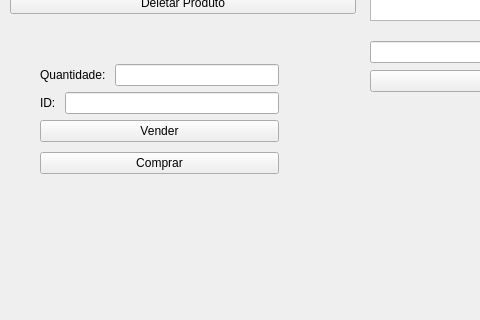
This is mainwindow.ui in GabR36/QEstoqueLoja as Qt 5 draws it before an edit; both pictures show x 0 to 480 and y 280 to 600 of the 800 by 600 pixel window. The edited form follows.
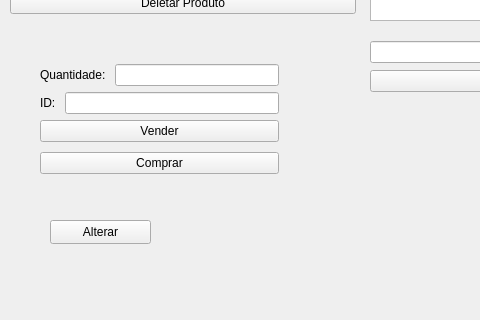
This is the edited form.

Commit message: Botão alterar interface.

```diff
--- a/mainwindow.ui
+++ b/mainwindow.ui
@@ -170,7 +170,7 @@
      </item>
     </layout>
    </widget>
-   <widget class="QWidget" name="">
+   <widget class="QWidget" name="layoutWidget">
     <property name="geometry">
      <rect>
       <x>40</x>
@@ -228,6 +228,19 @@
      </item>
     </layout>
    </widget>
+   <widget class="QPushButton" name="Btn_Alterar">
+    <property name="geometry">
+     <rect>
+      <x>50</x>
+      <y>500</y>
+      <width>101</width>
+      <height>24</height>
+     </rect>
+    </property>
+    <property name="text">
+     <string>Alterar</string>
+    </property>
+   </widget>
   </widget>
   <widget class="QMenuBar" name="menubar">
    <property name="geometry">
```
The commit also changes 2 other files.
